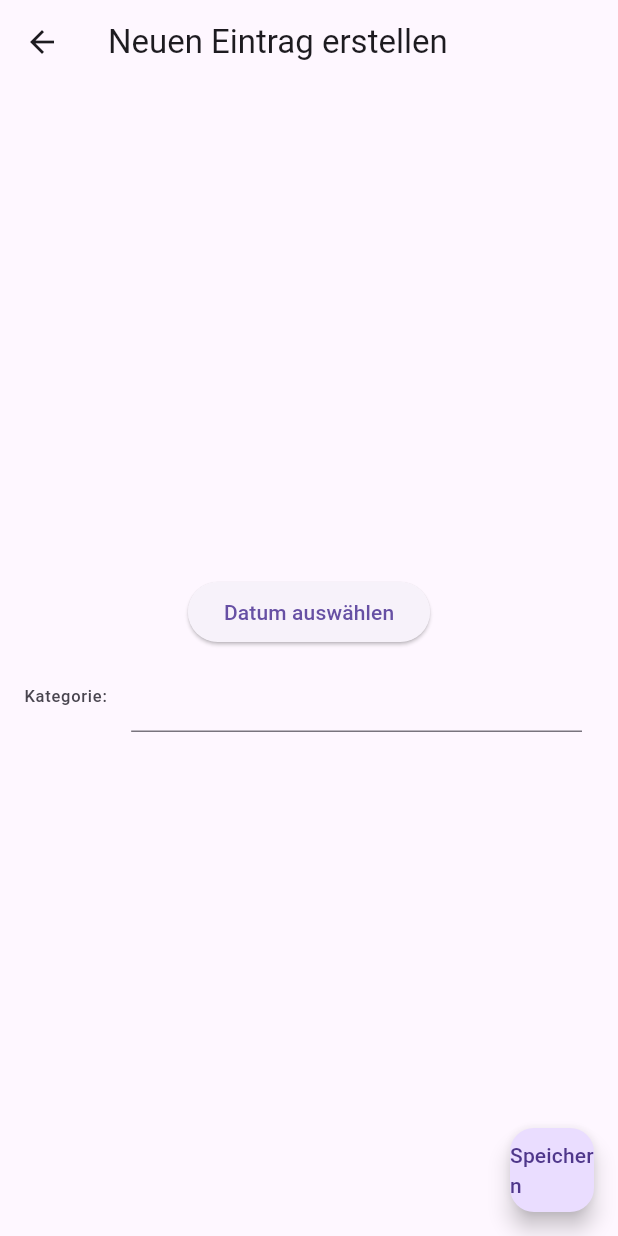
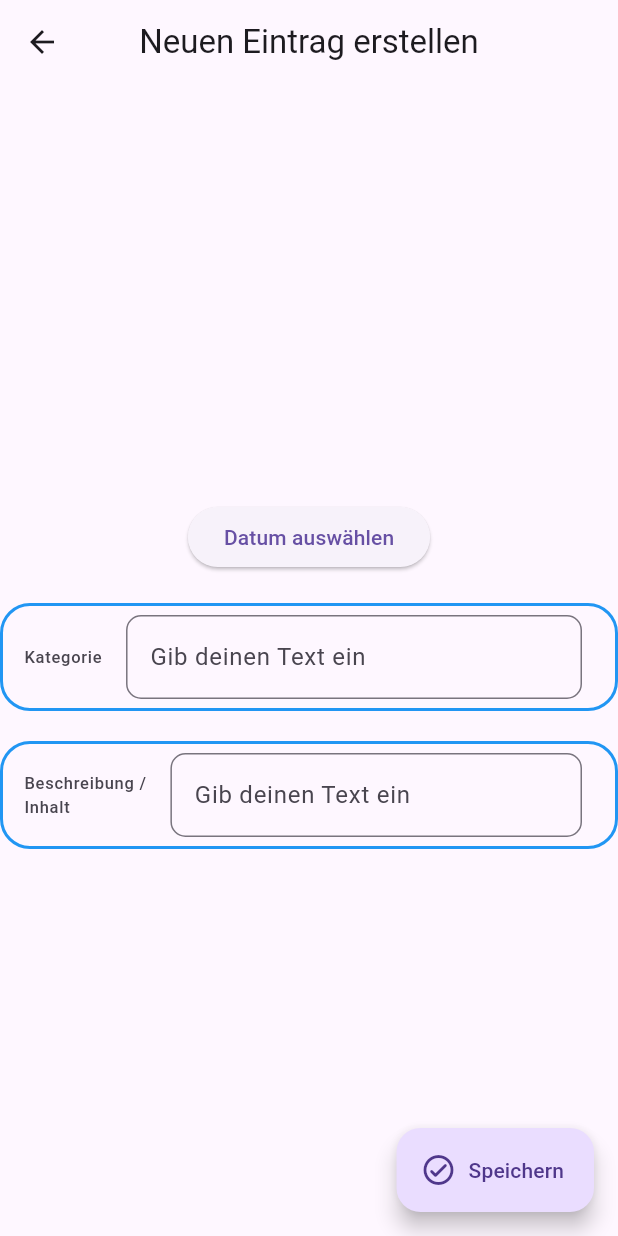
Before and after one commit to ahmad-kalaf/hobby_statistiken, a Flutter app: the NewEntry screen opened directly, on a phone screen of 412 x 824 dp. Run offline on Flutter 3.47's test engine with Material 3 defaults, Android fonts, the phone set to English and light mode, and no system bars; our stand-ins replace hive_ce, hive_ce_flutter; accounts and stored records are empty.

Commit message:
Einträge haben jetzt eine Beschreibung / einen Inhalt und die Darstellung von Einträgen auf Startseite wurde verbessert.

```diff
--- a/lib/data/entry.dart
+++ b/lib/data/entry.dart
@@ -9,9 +9,11 @@ class Entry {
   final String? _category;
   @HiveField(1)
   final DateTime _eventDate;
+  @HiveField(2)
+  final String? _description;
 
   // Constructor
-  Entry(this._category, this._eventDate);
+  Entry(this._category, this._eventDate, this._description);
 
   @override
   String toString() {
@@ -23,5 +25,5 @@ class Entry {
 
   DateTime get eventDate => _eventDate;
 
-// String get monthName => _monthName;
+  String? get description => _description;
 }
--- /dev/null
+++ b/lib/service/strings_constants.dart
@@ -0,0 +1,10 @@
+final String kEntryCategory = "Kategorie";
+final String kSaveEntry = "Speichern";
+final String kDateTimePickerText = "Datum auswählen";
+final String kSelectDateNullExceptionText = "selectedDate is null";
+final String kDefaultCategoryName = "Allgemein";
+final String kNewEntryScreenTitle = "Neuen Eintrag erstellen";
+final String kEntryDescription = "Beschreibung /\nInhalt";
+
+final String kDate = "Datum";
+final String kDescription = "Beschreibung / Inhal";
--- a/lib/ui/home_screen.dart
+++ b/lib/ui/home_screen.dart
@@ -162,7 +162,7 @@ class _HomeScreenState extends State<HomeScreen> {
                 return EntryWidget(
                   category: e.category.toString(),
                   date: DateFormat('EEE , d/M/y', 'de_DE').format(e.eventDate),
-                  description: "",
+                  description: e.description.toString(),
                   deleteFunction: () {
                     deleteEntry(index);
                   },
--- a/lib/ui/new_entry_screen.dart
+++ b/lib/ui/new_entry_screen.dart
@@ -1,4 +1,5 @@
 import 'package:flutter/material.dart';
+import 'package:test_project/service/strings_constants.dart';
 
 import '../data/entry.dart';
 
@@ -12,8 +13,10 @@ class NewEntry extends StatefulWidget {
 class _NewEntryState extends State<NewEntry> {
   final TextEditingController _categoryTextEditingController =
       TextEditingController();
+  final TextEditingController _descriptionTextEditingController =
+      TextEditingController();
   DateTime selectedDate = DateTime.now();
-  String _selectDateButtonText = "Datum auswählen";
+  String _selectDateButtonText = kDateTimePickerText;
 
   Future<void> _selectDate() async {
     final DateTime? pickedDate = await showDatePicker(
@@ -33,30 +36,33 @@ class _NewEntryState extends State<NewEntry> {
         },
       );
     } else {
-      throw Exception("selectedDate is null");
+      throw Exception(kSelectDateNullExceptionText);
     }
   }
 
   Entry createEntry() {
     String category = _categoryTextEditingController.text.trim();
     if (category.isEmpty) {
-      category = "Allgemein";
+      category = kDefaultCategoryName;
     }
-    return Entry(category, selectedDate);
+    return Entry(
+        category, selectedDate, _descriptionTextEditingController.text.trim());
   }
 
   @override
   Widget build(BuildContext context) {
     return Scaffold(
       appBar: AppBar(
-        title: const Text(
-          "Neuen Eintrag erstellen",
+        centerTitle: true,
+        title: Text(
+          kNewEntryScreenTitle,
         ),
       ),
       body: Column(
         mainAxisSize: MainAxisSize.max,
         mainAxisAlignment: MainAxisAlignment.center,
         crossAxisAlignment: CrossAxisAlignment.center,
+        spacing: 20,
         children: [
           // Empty row to expand column in horizontal direction
           const Row(mainAxisSize: MainAxisSize.max),
@@ -68,22 +74,56 @@ class _NewEntryState extends State<NewEntry> {
               _selectDateButtonText,
             ),
           ),
-          ListTile(
-            leading: Text("Kategorie:"),
-            title: TextField(
-              controller: _categoryTextEditingController,
+          DecoratedBox(
+            decoration: BoxDecoration(
+              // color: Colors.blue, // Hintergrundfarbe
+              borderRadius: BorderRadius.circular(20), // Abgerundete Ecken
+              border: Border.all(color: Colors.blue, width: 2), // Rand
+            ),
+            child: ListTile(
+              leading: Text(kEntryCategory),
+              title: TextField(
+                controller: _categoryTextEditingController,
+                decoration: InputDecoration(
+                  labelText: "Gib deinen Text ein",
+                  border: OutlineInputBorder(
+                      borderRadius: BorderRadius.circular(10)),
+                ),
+              ),
+            ),
+          ),
+
+          DecoratedBox(
+            decoration: BoxDecoration(
+              // color: Colors.blue, // Hintergrundfarbe
+              borderRadius: BorderRadius.circular(20), // Abgerundete Ecken
+              border: Border.all(color: Colors.blue, width: 2), // Rand
+            ),
+            child: ListTile(
+              leading: Text(kEntryDescription),
+              title: TextField(
+                controller: _descriptionTextEditingController,
+                keyboardType: TextInputType.multiline,
+                maxLines: null,
+                decoration: InputDecoration(
+                  labelText: "Gib deinen Text ein",
+                  border: OutlineInputBorder(
+                      borderRadius: BorderRadius.circular(10)),
+                ),
+              ),
             ),
           ),
         ],
       ),
-      floatingActionButton: FloatingActionButton(
+      floatingActionButton: FloatingActionButton.extended(
         onPressed: () {
           Entry entry = createEntry();
           Navigator.pop(context, entry);
         },
-        child: Text(
-          "Speichern",
+        label: Text(
+          kSaveEntry,
         ),
+        icon: Icon(Icons.check_circle_outline_rounded),
       ),
     );
   }
--- a/lib/widgets/entry_widget.dart
+++ b/lib/widgets/entry_widget.dart
@@ -1,4 +1,5 @@
 import 'package:flutter/material.dart';
+import 'package:test_project/service/strings_constants.dart';
 
 class EntryWidget extends StatelessWidget {
   EntryWidget(
@@ -29,18 +30,27 @@ class EntryWidget extends StatelessWidget {
         mainAxisAlignment: MainAxisAlignment.spaceEvenly,
         crossAxisAlignment: CrossAxisAlignment.center,
         children: [
+          // ListTile(
+          //   leading: Text(kEntryCategory),
+          //   title: Text(category),
+          // ),
           Text(
             style: const TextStyle(fontSize: 24),
-            "Kategorie: $category",
+            "$kEntryCategory: $category",
           ),
           Text(
             style: const TextStyle(fontSize: 24),
-            "Datum: $date",
+            "$kDate: $date",
+          ),
+          Text(
+            style: const TextStyle(fontSize: 24),
+            "$kDescription: $description",
           ),
           IconButton(
             onPressed: deleteFunction,
             icon: Icon(
               Icons.remove_circle_outline_rounded,
+              color: Colors.red,
             ),
           )
         ],
```
Also changed, not shown: lib/data/category.g.dart, lib/data/entry.g.dart, lib/hive_registrar.g.dart (added).
